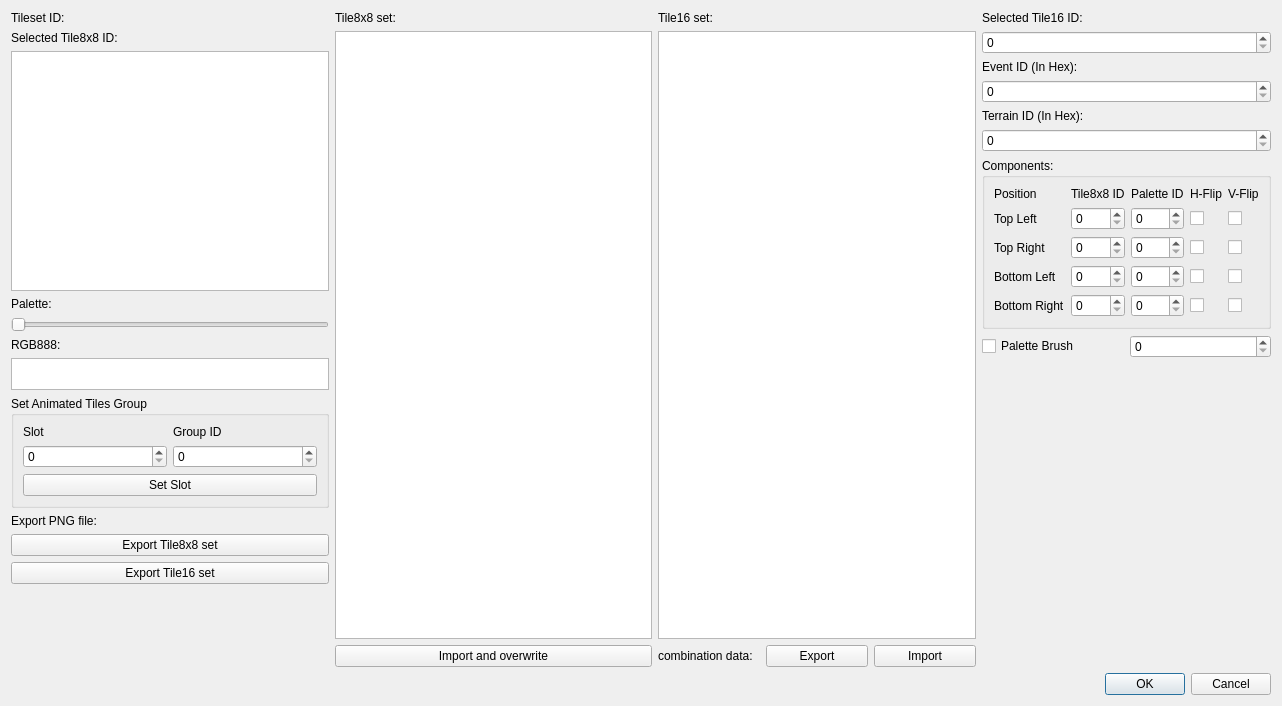
Before: the Qt Designer form Dialog/TilesetEditDialog.ui in wario-land/WL4Editor, drawn with Qt 5.
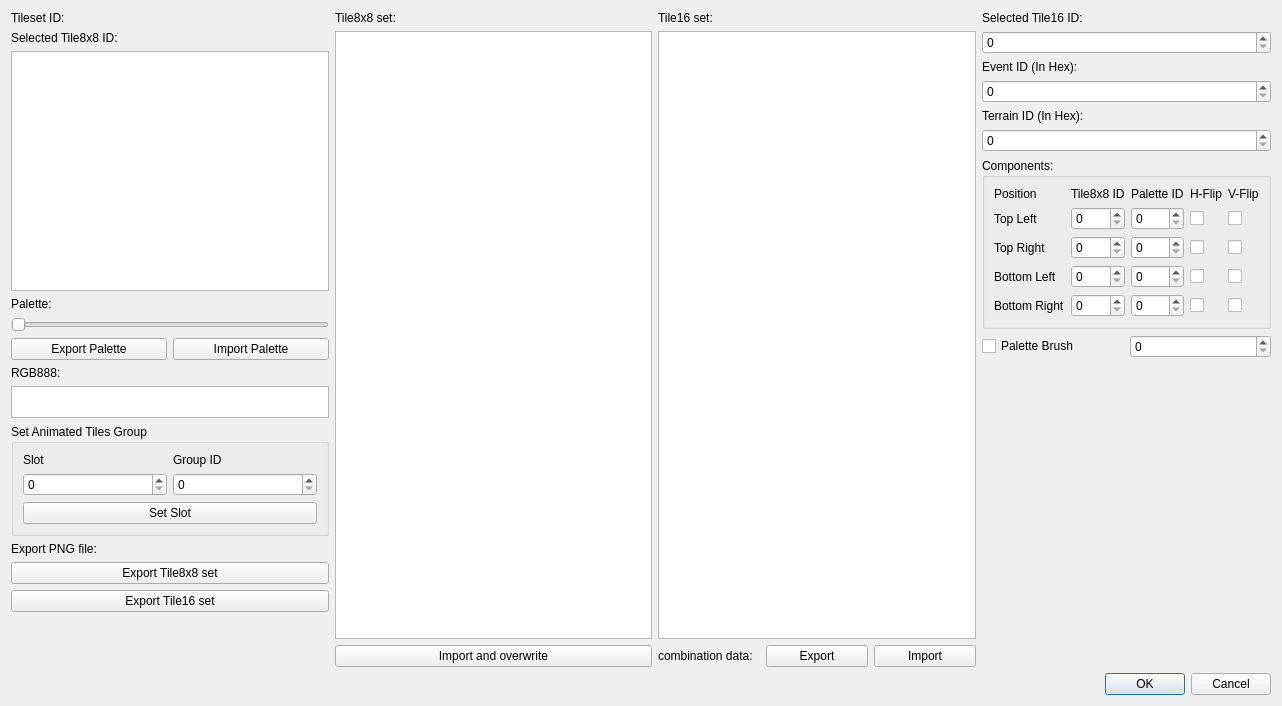
After: the same form once the commit is applied. Custom widgets are drawn as their Qt base class.

Commit message: Support Export palette file

The edit to the form file:
```diff
--- a/Dialog/TilesetEditDialog.ui
+++ b/Dialog/TilesetEditDialog.ui
@@ -71,6 +71,27 @@
          </property>
         </widget>
        </item>
+       <item>
+        <layout class="QHBoxLayout" name="horizontalLayout_6">
+         <property name="topMargin">
+          <number>0</number>
+         </property>
+         <item>
+          <widget class="QPushButton" name="pushButton_ExportPalette">
+           <property name="text">
+            <string>Export Palette</string>
+           </property>
+          </widget>
+         </item>
+         <item>
+          <widget class="QPushButton" name="pushButton_ImportPalette">
+           <property name="text">
+            <string>Import Palette</string>
+           </property>
+          </widget>
+         </item>
+        </layout>
+       </item>
        <item>
         <widget class="QLabel" name="label_RGB888Value">
          <property name="text">
```
The commit also changes 2 other files.
